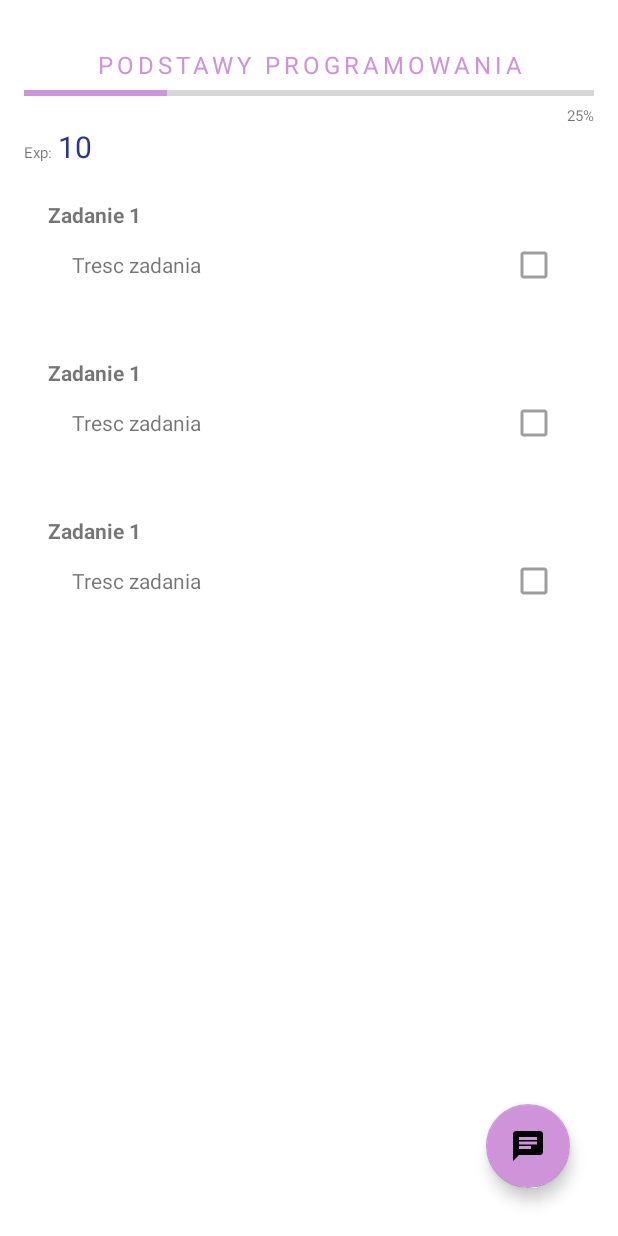
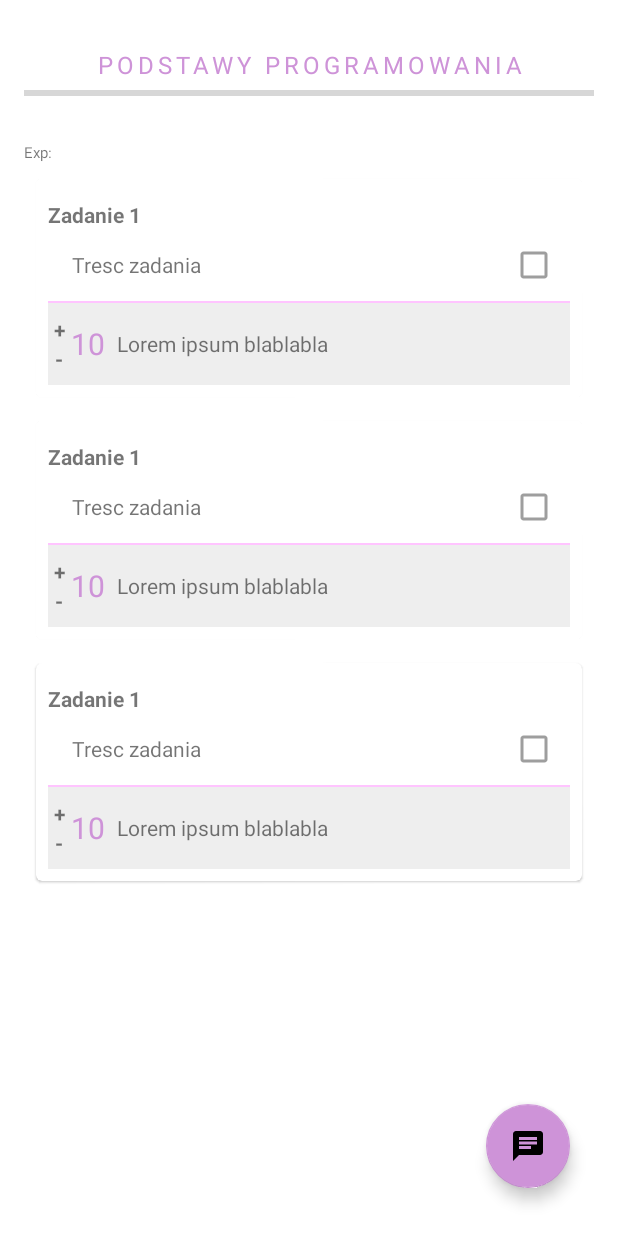
Before and after one commit to yogourt/Gamification_of_Education, an Android app: the layout fragment_course.xml on its own in the app's theme, with its tools: preview values and no code run, on a phone screen of 412 x 824 dp. Run offline under Robolectric (Android 15) with nearby library versions, the light colour scheme and no system bars.

Commit message:
adding attachments to tasks

```diff
--- a/app/src/main/java/com/blogspot/android_czy_java/apps/mgr/main/course/CourseFragment.kt
+++ b/app/src/main/java/com/blogspot/android_czy_java/apps/mgr/main/course/CourseFragment.kt
@@ -5,7 +5,6 @@ import android.os.Bundle
 import android.view.LayoutInflater
 import android.view.View
 import android.view.ViewGroup
-import android.widget.ProgressBar
 import android.widget.TextView
 import androidx.fragment.app.Fragment
 import androidx.lifecycle.Observer
@@ -51,7 +50,7 @@ class CourseFragment : Fragment() {
             setProgress(view, taskList.count { it.completed } * 100 / taskList.size)
 
         view.list_tasks.apply {
-            adapter = TasksAdaper(taskList)
+            adapter = TasksAdapter(taskList)
             layoutManager = LinearLayoutManager(this.context, RecyclerView.VERTICAL, false)
         }
     }
--- a/app/src/main/java/com/blogspot/android_czy_java/apps/mgr/main/course/TasksAdaper.kt
+++ b/app/src/main/java/com/blogspot/android_czy_java/apps/mgr/main/course/TasksAdapter.kt
@@ -10,10 +10,17 @@ import com.blogspot.android_czy_java.apps.mgr.R
 import com.blogspot.android_czy_java.apps.mgr.main.db.model.TaskModel
 import kotlinx.android.synthetic.main.item_course_task.view.*
 
-class TasksAdaper(private val taskList: List<TaskModel>) : RecyclerView.Adapter<TasksAdaper.TaskViewHolder>() {
+class TasksAdapter(private val taskList: List<TaskModel>) :
+    RecyclerView.Adapter<TasksAdapter.TaskViewHolder>() {
 
     override fun onCreateViewHolder(parent: ViewGroup, viewType: Int): TaskViewHolder {
-        return TaskViewHolder(LayoutInflater.from(parent.context).inflate(R.layout.item_course_task, parent, false))
+        return TaskViewHolder(
+            LayoutInflater.from(parent.context).inflate(
+                R.layout.item_course_task,
+                parent,
+                false
+            )
+        )
     }
 
     override fun getItemCount() = taskList.size
@@ -22,7 +29,9 @@ class TasksAdaper(private val taskList: List<TaskModel>) : RecyclerView.Adapter<
         holder.apply {
             val task = taskList[position]
             title.text = task.title
-            description.text = task.description
+            task.description?.let {
+                description.text = if (it.length > 250) "${it.substring(0, 200)}…" else it
+            }
             submitted.isChecked = task.completed
         }
     }
--- a/app/src/main/res/layout/fragment_course.xml
+++ b/app/src/main/res/layout/fragment_course.xml
@@ -28,15 +28,15 @@
                 style="@style/Widget.AppCompat.ProgressBar.Horizontal"
                 android:layout_width="match_parent"
                 android:layout_height="wrap_content"
-                android:progress="25" />
+                android:indeterminate="false"
+                android:progress="0" />
 
         <TextView
                 android:id="@+id/progress_text"
                 android:layout_width="wrap_content"
                 android:layout_height="wrap_content"
                 android:layout_gravity="end"
-                android:textSize="@dimen/small_text_size"
-                tools:text="25%" />
+                android:textSize="@dimen/small_text_size" />
 
 
         <LinearLayout
@@ -55,9 +55,8 @@
                     android:layout_width="wrap_content"
                     android:layout_height="wrap_content"
                     android:layout_marginStart="4dp"
-                    android:text="10"
                     android:textColor="@color/primaryColor"
-                    android:textSize="@dimen/large_text_size"  />
+                    android:textSize="@dimen/large_text_size" />
         </LinearLayout>
 
         <androidx.recyclerview.widget.RecyclerView
--- a/app/src/main/res/layout/fragment_profile.xml
+++ b/app/src/main/res/layout/fragment_profile.xml
@@ -2,7 +2,6 @@
 
 <androidx.cardview.widget.CardView xmlns:android="http://schemas.android.com/apk/res/android"
         xmlns:app="http://schemas.android.com/apk/res-auto"
-        xmlns:tools="http://schemas.android.com/tools"
         android:layout_width="match_parent"
         android:layout_height="wrap_content"
         android:layout_margin="@dimen/activity_margin">
@@ -29,6 +28,7 @@
                 android:id="@+id/points"
                 android:layout_width="wrap_content"
                 android:layout_height="19dp"
+                android:maxWidth="120dp"
                 android:textColor="@color/secondaryColor"
                 android:textStyle="bold"
                 app:layout_constraintBottom_toBottomOf="parent"
@@ -40,6 +40,7 @@
                 android:id="@+id/name"
                 android:layout_width="wrap_content"
                 android:layout_height="wrap_content"
+                android:maxWidth="120dp"
                 android:textColor="@color/secondaryDarkColor"
                 android:textStyle="bold"
                 app:layout_constraintBottom_toTopOf="@+id/points"
--- a/app/src/main/res/layout/item_course_task.xml
+++ b/app/src/main/res/layout/item_course_task.xml
@@ -1,42 +1,45 @@
 <?xml version="1.0" encoding="utf-8"?>
-<com.google.android.material.card.MaterialCardView
-        xmlns:android="http://schemas.android.com/apk/res/android"
+<com.google.android.material.card.MaterialCardView xmlns:android="http://schemas.android.com/apk/res/android"
         xmlns:tools="http://schemas.android.com/tools"
         android:layout_width="match_parent"
         android:layout_height="wrap_content"
         android:layout_margin="@dimen/card_margin">
 
     <LinearLayout
-            android:orientation="vertical"
             android:layout_width="match_parent"
             android:layout_height="wrap_content"
+            android:orientation="vertical"
             android:padding="@dimen/card_padding">
 
-        <TextView android:layout_width="match_parent"
-                  android:layout_height="wrap_content"
-                  android:id="@+id/task_title"
-                  tools:text="Zadanie 1"
-                  android:textStyle="bold"
-                  android:layout_marginTop="6dp"/>
+        <TextView
+                android:id="@+id/task_title"
+                android:layout_width="match_parent"
+                android:layout_height="wrap_content"
+                android:layout_marginTop="6dp"
+                android:textStyle="bold"
+                tools:text="Zadanie 1" />
 
-        <LinearLayout android:layout_width="match_parent"
-                      android:layout_height="wrap_content"
-                      android:orientation="horizontal">
+        <LinearLayout
+                android:layout_width="match_parent"
+                android:layout_height="wrap_content"
+                android:orientation="horizontal">
 
-            <TextView android:layout_width="0dp"
-                      android:layout_weight="100"
-                      android:layout_height="wrap_content"
-                      android:id="@+id/task_desc"
-                      tools:text="Tresc zadania"
-                      android:layout_marginStart="@dimen/task_desc_start_margin"/>
+            <TextView
+                    android:id="@+id/task_desc"
+                    android:layout_width="0dp"
+                    android:layout_height="wrap_content"
+                    android:layout_marginStart="@dimen/task_desc_start_margin"
+                    android:layout_weight="100"
+                    tools:text="Tresc zadania" />
 
             <com.google.android.material.checkbox.MaterialCheckBox
                     android:id="@+id/submitted"
                     android:layout_width="wrap_content"
                     android:layout_height="wrap_content"
-            android:enabled="false"/>
+                    android:enabled="false" />
         </LinearLayout>
 
+        <include layout="@layout/item_task_comment" />
 
     </LinearLayout>
 </com.google.android.material.card.MaterialCardView>
--- /dev/null
+++ b/app/src/main/res/layout/item_task_comment.xml
@@ -0,0 +1,58 @@
+<?xml version="1.0" encoding="utf-8"?>
+
+<LinearLayout xmlns:android="http://schemas.android.com/apk/res/android"
+        android:layout_width="match_parent"
+        android:layout_height="wrap_content"
+        android:orientation="vertical"
+        android:background="@color/grey">
+
+    <View
+            android:layout_width="match_parent"
+            android:layout_height="1dp"
+            android:background="@color/secondaryLightColor" />
+
+<LinearLayout
+        android:layout_width="match_parent"
+        android:layout_height="wrap_content"
+        android:layout_marginTop="4dp"
+        android:layout_marginBottom="4dp"
+        android:gravity="center_vertical"
+        android:orientation="horizontal">
+
+
+
+    <LinearLayout
+            android:layout_width="wrap_content"
+            android:layout_height="wrap_content"
+            android:layout_margin="4dp"
+            android:gravity="center"
+            android:orientation="vertical">
+
+        <TextView
+                android:layout_width="wrap_content"
+                android:layout_height="wrap_content"
+                android:text="+"
+                android:textStyle="bold" />
+
+        <TextView
+                android:layout_width="wrap_content"
+                android:layout_height="wrap_content"
+                android:text="-"
+                android:textStyle="bold" />
+    </LinearLayout>
+
+    <TextView
+            android:layout_width="wrap_content"
+            android:layout_height="wrap_content"
+            android:layout_marginEnd="8dp"
+            android:text="10"
+            android:textColor="@color/secondaryColor"
+            android:textSize="@dimen/large_text_size" />
+
+    <TextView
+            android:layout_width="0dp"
+            android:layout_height="wrap_content"
+            android:layout_weight="100"
+            android:text="Lorem ipsum blablabla" />
+</LinearLayout>
+</LinearLayout>
```
